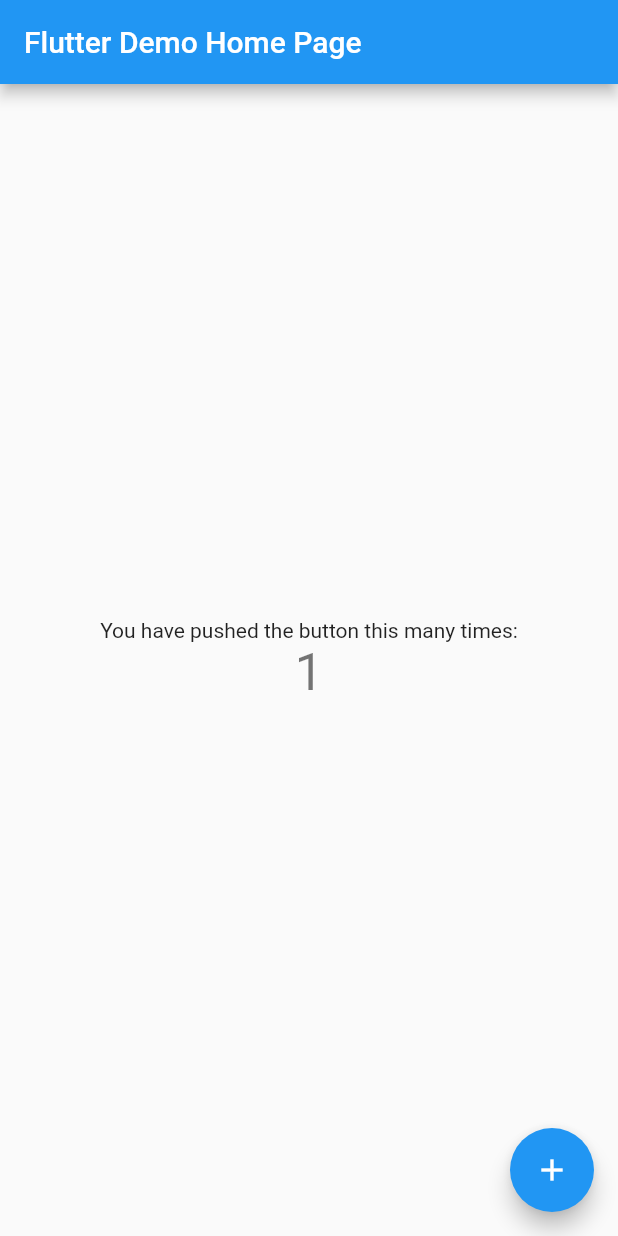
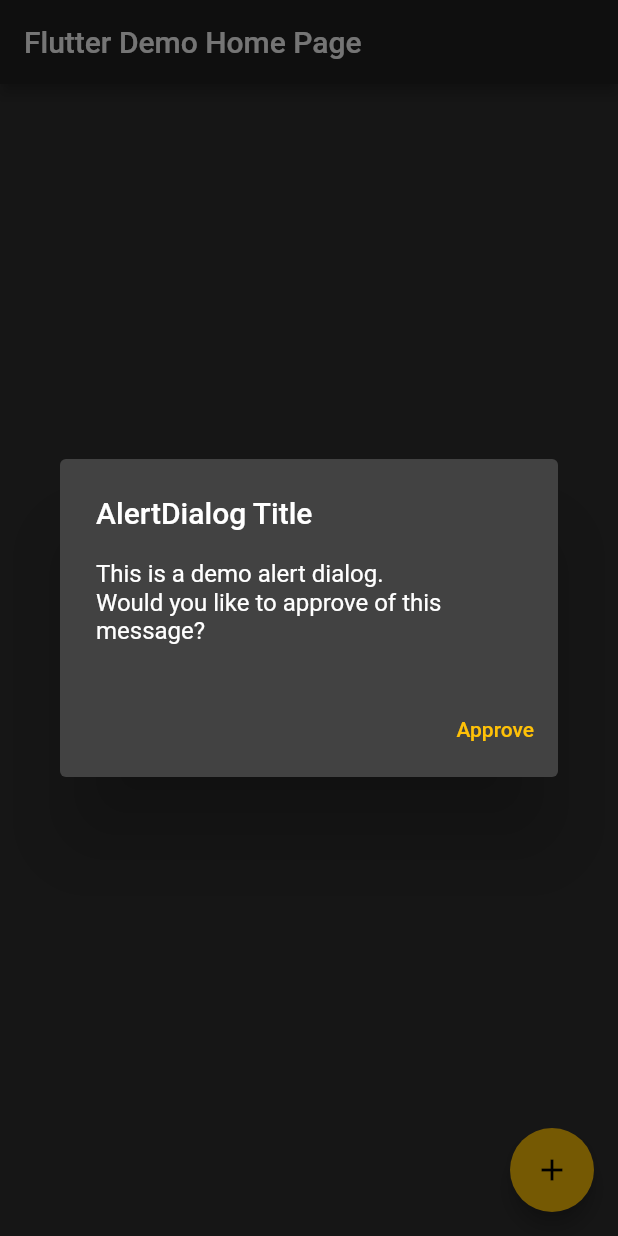
Before and after one commit to nguyenhongphat0/levismesido, a Flutter app: the screen it shows after launch, after a tap on the "add" icon, on a phone screen of 412 x 824 dp. Run offline on Flutter 3.47's test engine with Material 2 defaults, Android fonts, the phone set to English and light mode, and no system bars.

Commit message:
input expense and scaffold things

```diff
--- /dev/null
+++ b/lib/components/InputExpense.dart
@@ -0,0 +1,31 @@
+import 'package:flutter/material.dart';
+
+class InputExpense extends StatelessWidget {
+  final Function onCreated;
+
+  InputExpense({Key key, this.onCreated}) : super(key: key);
+
+  @override
+  Widget build(BuildContext context) {
+    return AlertDialog(
+      title: Text('AlertDialog Title'),
+      content: SingleChildScrollView(
+        child: ListBody(
+          children: <Widget>[
+            Text('This is a demo alert dialog.'),
+            Text('Would you like to approve of this message?'),
+          ],
+        ),
+      ),
+      actions: <Widget>[
+        TextButton(
+          child: Text('Approve'),
+          onPressed: () {
+            Navigator.of(context).pop();
+            this.onCreated();
+          },
+        ),
+      ],
+    );
+  }
+}
--- a/lib/main.dart
+++ b/lib/main.dart
@@ -1,4 +1,5 @@
 import 'package:flutter/material.dart';
+import 'package:levismesido/screens/Home.dart';
 
 void main() {
   runApp(MyApp());
@@ -11,107 +12,14 @@ class MyApp extends StatelessWidget {
     return MaterialApp(
       title: 'Flutter Demo',
       theme: ThemeData(
-        // This is the theme of your application.
-        //
-        // Try running your application with "flutter run". You'll see the
-        // application has a blue toolbar. Then, without quitting the app, try
-        // changing the primarySwatch below to Colors.green and then invoke
-        // "hot reload" (press "r" in the console where you ran "flutter run",
-        // or simply save your changes to "hot reload" in a Flutter IDE).
-        // Notice that the counter didn't reset back to zero; the application
-        // is not restarted.
-        primarySwatch: Colors.blue,
-        // This makes the visual density adapt to the platform that you run
-        // the app on. For desktop platforms, the controls will be smaller and
-        // closer together (more dense) than on mobile platforms.
+        colorScheme: ColorScheme.dark(
+          primary: Colors.amber,
+          secondary: Colors.amber,
+          background: Colors.black,
+        ),
         visualDensity: VisualDensity.adaptivePlatformDensity,
       ),
-      home: MyHomePage(title: 'Flutter Demo Home Page'),
+      home: Home(title: 'Flutter Demo Home Page'),
     );
   }
 }
-
-class MyHomePage extends StatefulWidget {
-  MyHomePage({Key key, this.title}) : super(key: key);
-
-  // This widget is the home page of your application. It is stateful, meaning
-  // that it has a State object (defined below) that contains fields that affect
-  // how it looks.
-
-  // This class is the configuration for the state. It holds the values (in this
-  // case the title) provided by the parent (in this case the App widget) and
-  // used by the build method of the State. Fields in a Widget subclass are
-  // always marked "final".
-
-  final String title;
-
-  @override
-  _MyHomePageState createState() => _MyHomePageState();
-}
-
-class _MyHomePageState extends State<MyHomePage> {
-  int _counter = 0;
-
-  void _incrementCounter() {
-    setState(() {
-      // This call to setState tells the Flutter framework that something has
-      // changed in this State, which causes it to rerun the build method below
-      // so that the display can reflect the updated values. If we changed
-      // _counter without calling setState(), then the build method would not be
-      // called again, and so nothing would appear to happen.
-      _counter++;
-    });
-  }
-
-  @override
-  Widget build(BuildContext context) {
-    // This method is rerun every time setState is called, for instance as done
-    // by the _incrementCounter method above.
-    //
-    // The Flutter framework has been optimized to make rerunning build methods
-    // fast, so that you can just rebuild anything that needs updating rather
-    // than having to individually change instances of widgets.
-    return Scaffold(
-      appBar: AppBar(
-        // Here we take the value from the MyHomePage object that was created by
-        // the App.build method, and use it to set our appbar title.
-        title: Text(widget.title),
-      ),
-      body: Center(
-        // Center is a layout widget. It takes a single child and positions it
-        // in the middle of the parent.
-        child: Column(
-          // Column is also a layout widget. It takes a list of children and
-          // arranges them vertically. By default, it sizes itself to fit its
-          // children horizontally, and tries to be as tall as its parent.
-          //
-          // Invoke "debug painting" (press "p" in the console, choose the
-          // "Toggle Debug Paint" action from the Flutter Inspector in Android
-          // Studio, or the "Toggle Debug Paint" command in Visual Studio Code)
-          // to see the wireframe for each widget.
-          //
-          // Column has various properties to control how it sizes itself and
-          // how it positions its children. Here we use mainAxisAlignment to
-          // center the children vertically; the main axis here is the vertical
-          // axis because Columns are vertical (the cross axis would be
-          // horizontal).
-          mainAxisAlignment: MainAxisAlignment.center,
-          children: <Widget>[
-            Text(
-              'You have pushed the button this many times:',
-            ),
-            Text(
-              '$_counter',
-              style: Theme.of(context).textTheme.headline4,
-            ),
-          ],
-        ),
-      ),
-      floatingActionButton: FloatingActionButton(
-        onPressed: _incrementCounter,
-        tooltip: 'Increment',
-        child: Icon(Icons.add),
-      ), // This trailing comma makes auto-formatting nicer for build methods.
-    );
-  }
-}
--- /dev/null
+++ b/lib/screens/Home.dart
@@ -0,0 +1,58 @@
+import 'package:flutter/material.dart';
+import 'package:levismesido/components/InputExpense.dart';
+
+class Home extends StatefulWidget {
+  Home({Key key, this.title}) : super(key: key);
+
+  final String title;
+
+  @override
+  _HomeState createState() => _HomeState();
+}
+
+class _HomeState extends State<Home> {
+  int _counter = 0;
+
+  void _showInputExpense() {
+    showDialog(
+      context: context,
+      builder: (context) {
+        return InputExpense(
+          onCreated: () {
+            setState(() {
+              _counter++;
+            });
+          },
+        );
+      },
+    );
+  }
+
+  @override
+  Widget build(BuildContext context) {
+    return Scaffold(
+      appBar: AppBar(
+        title: Text(widget.title),
+      ),
+      body: Center(
+        child: Column(
+          mainAxisAlignment: MainAxisAlignment.center,
+          children: <Widget>[
+            Text(
+              'You have pushed the button this many times:',
+            ),
+            Text(
+              '$_counter',
+              style: Theme.of(context).textTheme.headline4,
+            ),
+          ],
+        ),
+      ),
+      floatingActionButton: FloatingActionButton(
+        onPressed: _showInputExpense,
+        tooltip: 'Increment',
+        child: Icon(Icons.add),
+      ), // This trailing comma makes auto-formatting nicer for build methods.
+    );
+  }
+}
```
